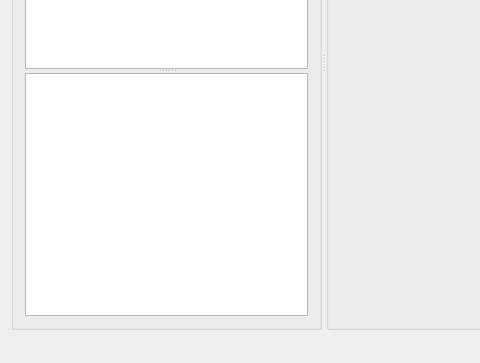
Above: Visualization/MainWindow.ui from apmavs/dis_debugger before the change; both pictures show x 0 to 480 and y 234 to 597 of the 828 by 597 pixel window. Below: the same form after it.
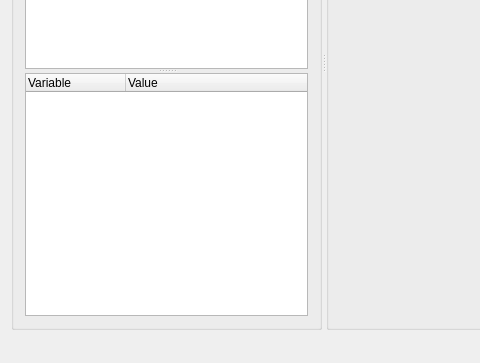
That is the form after the change. Custom widgets are drawn as their Qt base class.

Commit message: Modify attributes to use a QTreeWidget instead and list by column.

The edit to the form file:
```diff
--- a/Visualization/MainWindow.ui
+++ b/Visualization/MainWindow.ui
@@ -69,9 +69,22 @@
            <property name="selectionMode">
             <enum>QAbstractItemView::SingleSelection</enum>
            </property>
-           <property name="resizeMode">
-            <enum>QListView::Adjust</enum>
+           <property name="indentation">
+            <number>10</number>
            </property>
+           <property name="columnCount">
+            <number>2</number>
+           </property>
+           <column>
+            <property name="text">
+             <string>Variable</string>
+            </property>
+           </column>
+           <column>
+            <property name="text">
+             <string>Value</string>
+            </property>
+           </column>
           </widget>
          </widget>
         </item>
@@ -133,7 +146,7 @@
  <customwidgets>
   <customwidget>
    <class>EntityDataList</class>
-   <extends>QListWidget</extends>
+   <extends>QTreeWidget</extends>
    <header>EntityDataList.h</header>
   </customwidget>
  </customwidgets>
```
The commit also changes 3 other files.
